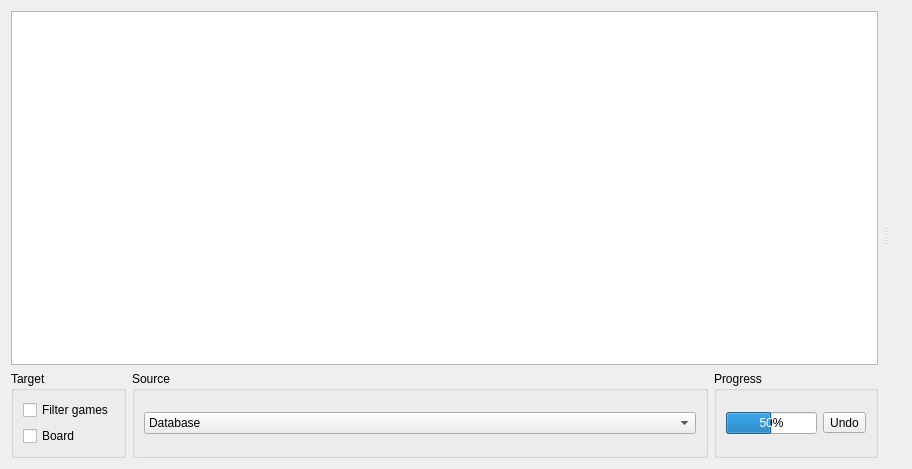
Old version of the form src/gui/openingtreewidget.ui in the repository madnight/chessx.
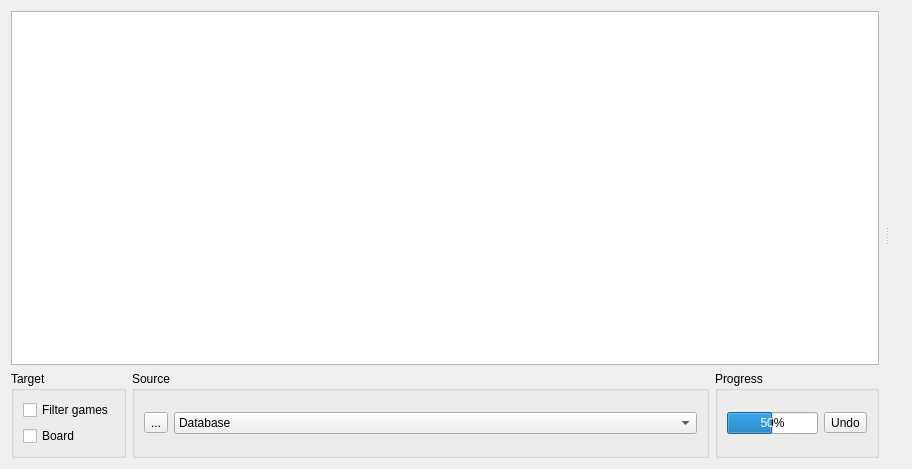
New version of the form. Icons and pictures are not drawn. Custom widgets are drawn as their Qt base class.

Commit message: New feature: Pin Opening Tree at a position New feature: Clear filter before starting search from opening tree

Diff of the .ui file:
```diff
--- a/src/gui/openingtreewidget.ui
+++ b/src/gui/openingtreewidget.ui
@@ -72,7 +72,24 @@
            <property name="title">
             <string>Source</string>
            </property>
-           <layout class="QVBoxLayout" name="verticalLayout_5">
+           <layout class="QHBoxLayout" name="horizontalLayout_2">
+            <item>
+             <widget class="QToolButton" name="btPin">
+              <property name="toolTip">
+               <string>Pin</string>
+              </property>
+              <property name="text">
+               <string>...</string>
+              </property>
+              <property name="icon">
+               <iconset resource="../../resources.qrc">
+                <normaloff>:/images/pin.ico</normaloff>:/images/pin.ico</iconset>
+              </property>
+              <property name="checkable">
+               <bool>true</bool>
+              </property>
+             </widget>
+            </item>
             <item>
              <widget class="QComboBox" name="sourceSelector">
               <item>
```
The commit also changes 2 other files.
